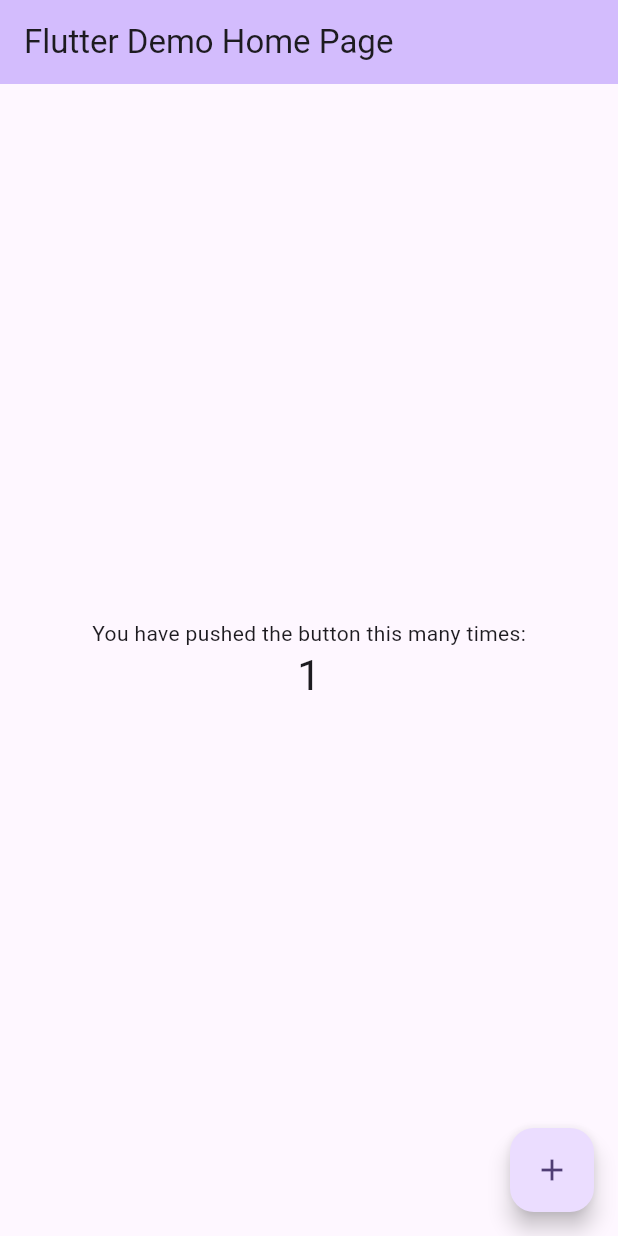
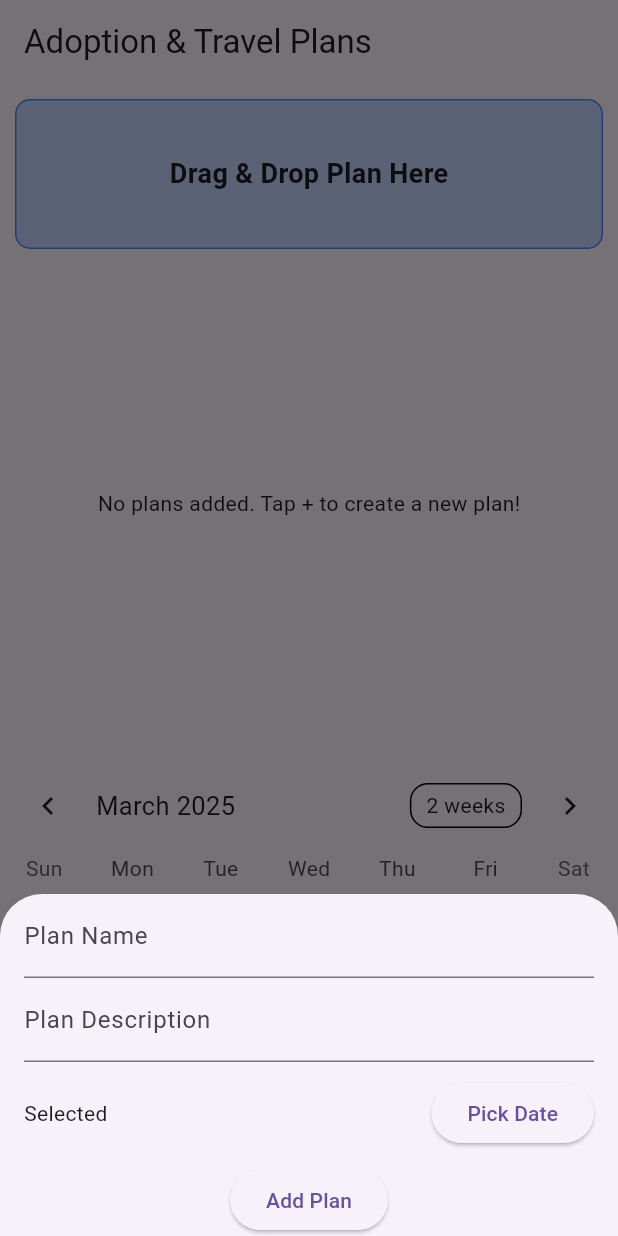
Before and after one commit to Joshika-21/CW04, a Flutter app: the screen it shows after launch, after a tap on the "add" icon, on a phone screen of 412 x 824 dp. Run offline on Flutter 3.47's test engine with Material 3 defaults, Android fonts, the phone set to English and light mode, and no system bars; drawn by our look-alikes of table_calendar.

Commit message:
Created UI and travel adoption site to plan your trips along with dates and save it

```diff
--- a/lib/main.dart
+++ b/lib/main.dart
@@ -1,122 +1,20 @@
 import 'package:flutter/material.dart';
+import 'screens/plan_manager_screen.dart';
 
 void main() {
-  runApp(const MyApp());
+  runApp(AdoptionTravelPlannerApp());
 }
 
-class MyApp extends StatelessWidget {
-  const MyApp({super.key});
-
-  // This widget is the root of your application.
+class AdoptionTravelPlannerApp extends StatelessWidget {
   @override
   Widget build(BuildContext context) {
     return MaterialApp(
-      title: 'Flutter Demo',
-      theme: ThemeData(
-        // This is the theme of your application.
-        //
-        // TRY THIS: Try running your application with "flutter run". You'll see
-        // the application has a purple toolbar. Then, without quitting the app,
-        // try changing the seedColor in the colorScheme below to Colors.green
-        // and then invoke "hot reload" (save your changes or press the "hot
-        // reload" button in a Flutter-supported IDE, or press "r" if you used
-        // the command line to start the app).
-        //
-        // Notice that the counter didn't reset back to zero; the application
-        // state is not lost during the reload. To reset the state, use hot
-        // restart instead.
-        //
-        // This works for code too, not just values: Most code changes can be
-        // tested with just a hot reload.
-        colorScheme: ColorScheme.fromSeed(seedColor: Colors.deepPurple),
+      debugShowCheckedModeBanner: false,
+      title: "Adoption & Travel Planner",
+      theme: ThemeData(primarySwatch: Colors.blue),
+      home: SafeArea(
+        child: PlanManagerScreen(),
       ),
-      home: const MyHomePage(title: 'Flutter Demo Home Page'),
     );
   }
 }
-
-class MyHomePage extends StatefulWidget {
-  const MyHomePage({super.key, required this.title});
-
-  // This widget is the home page of your application. It is stateful, meaning
-  // that it has a State object (defined below) that contains fields that affect
-  // how it looks.
-
-  // This class is the configuration for the state. It holds the values (in this
-  // case the title) provided by the parent (in this case the App widget) and
-  // used by the build method of the State. Fields in a Widget subclass are
-  // always marked "final".
-
-  final String title;
-
-  @override
-  State<MyHomePage> createState() => _MyHomePageState();
-}
-
-class _MyHomePageState extends State<MyHomePage> {
-  int _counter = 0;
-
-  void _incrementCounter() {
-    setState(() {
-      // This call to setState tells the Flutter framework that something has
-      // changed in this State, which causes it to rerun the build method below
-      // so that the display can reflect the updated values. If we changed
-      // _counter without calling setState(), then the build method would not be
-      // called again, and so nothing would appear to happen.
-      _counter++;
-    });
-  }
-
-  @override
-  Widget build(BuildContext context) {
-    // This method is rerun every time setState is called, for instance as done
-    // by the _incrementCounter method above.
-    //
-    // The Flutter framework has been optimized to make rerunning build methods
-    // fast, so that you can just rebuild anything that needs updating rather
-    // than having to individually change instances of widgets.
-    return Scaffold(
-      appBar: AppBar(
-        // TRY THIS: Try changing the color here to a specific color (to
-        // Colors.amber, perhaps?) and trigger a hot reload to see the AppBar
-        // change color while the other colors stay the same.
-        backgroundColor: Theme.of(context).colorScheme.inversePrimary,
-        // Here we take the value from the MyHomePage object that was created by
-        // the App.build method, and use it to set our appbar title.
-        title: Text(widget.title),
-      ),
-      body: Center(
-        // Center is a layout widget. It takes a single child and positions it
-        // in the middle of the parent.
-        child: Column(
-          // Column is also a layout widget. It takes a list of children and
-          // arranges them vertically. By default, it sizes itself to fit its
-          // children horizontally, and tries to be as tall as its parent.
-          //
-          // Column has various properties to control how it sizes itself and
-          // how it positions its children. Here we use mainAxisAlignment to
-          // center the children vertically; the main axis here is the vertical
-          // axis because Columns are vertical (the cross axis would be
-          // horizontal).
-          //
-          // TRY THIS: Invoke "debug painting" (choose the "Toggle Debug Paint"
-          // action in the IDE, or press "p" in the console), to see the
-          // wireframe for each widget.
-          mainAxisAlignment: MainAxisAlignment.center,
-          children: <Widget>[
-            const Text('You have pushed the button this many times:'),
-            Text(
-              '$_counter',
-              style: Theme.of(context).textTheme.headlineMedium,
-            ),
-          ],
-        ),
-      ),
-      floatingActionButton: FloatingActionButton(
-        onPressed: _incrementCounter,
-        tooltip: 'Increment',
-        child: const Icon(Icons.add),
-      ), // This trailing comma makes auto-formatting nicer for build methods.
-    );
-  }
-}
--- /dev/null
+++ b/lib/models/plan.dart
@@ -0,0 +1,13 @@
+class Plan {
+  String name;
+  String description;
+  DateTime date;
+  bool isCompleted;
+
+  Plan({
+    required this.name,
+    required this.description,
+    required this.date,
+    this.isCompleted = false,
+  });
+}
--- /dev/null
+++ b/lib/screens/plan_manager_screen.dart
@@ -0,0 +1,82 @@
+import 'package:flutter/material.dart';
+import '../models/plan.dart';
+import '../widgets/plan_list.dart';
+import '../widgets/create_plan_modal.dart';
+import '../widgets/calendar_widget.dart';
+import '../widgets/drag_target_widget.dart';
+
+class PlanManagerScreen extends StatefulWidget {
+  @override
+  _PlanManagerScreenState createState() => _PlanManagerScreenState();
+}
+
+class _PlanManagerScreenState extends State<PlanManagerScreen> {
+  List<Plan> plans = [];
+
+  void _addPlan(String name, String description, DateTime date) {
+    setState(() {
+      plans.add(Plan(name: name, description: description, date: date));
+    });
+  }
+
+  void _openCreatePlanModal(BuildContext context) {
+    showModalBottomSheet(
+      context: context,
+      isScrollControlled: true,
+      builder: (_) {
+        return CreatePlanModal(addPlan: _addPlan);
+      },
+    );
+  }
+
+  @override
+  Widget build(BuildContext context) {
+    return Scaffold(
+      appBar: AppBar(title: Text("Adoption & Travel Plans")),
+      body: SafeArea(
+        child: Column(
+          children: [
+            DragTargetWidget(onPlanDropped: _addPlan),
+            Expanded(
+              child:
+                  plans.isEmpty
+                      ? Center(
+                        child: Text(
+                          "No plans added. Tap + to create a new plan!",
+                        ),
+                      )
+                      : PlanList(
+                        plans: plans,
+                        toggleCompletion: (index) {
+                          setState(() {
+                            plans[index].isCompleted =
+                                !plans[index].isCompleted;
+                          });
+                        },
+                        updatePlan: (index, newName, newDescription) {
+                          setState(() {
+                            plans[index].name = newName;
+                            plans[index].description = newDescription;
+                          });
+                        },
+                        deletePlan: (index) {
+                          setState(() {
+                            plans.removeAt(index);
+                          });
+                        },
+                      ),
+            ),
+            SizedBox(height: 10),
+            Expanded(
+              child: CalendarWidget(plans: plans),
+            ),
+          ],
+        ),
+      ),
+      floatingActionButton: FloatingActionButton(
+        onPressed: () => _openCreatePlanModal(context),
+        child: Icon(Icons.add),
+      ),
+    );
+  }
+}
--- /dev/null
+++ b/lib/utils/constants.dart
@@ -0,0 +1,6 @@
+import 'package:flutter/material.dart';
+
+const Color primaryColor = Colors.blue;
+const Color completedColor = Colors.green;
+const Color pendingColor = Colors.orange;
+const Color deleteColor = Colors.red;
--- /dev/null
+++ b/lib/widgets/calendar_widget.dart
@@ -0,0 +1,83 @@
+import 'package:flutter/material.dart';
+import 'package:table_calendar/table_calendar.dart';
+import '../models/plan.dart';
+
+class CalendarWidget extends StatefulWidget {
+  final List<Plan> plans;
+
+  CalendarWidget({required this.plans});
+
+  @override
+  _CalendarWidgetState createState() => _CalendarWidgetState();
+}
+
+class _CalendarWidgetState extends State<CalendarWidget> {
+  CalendarFormat _calendarFormat = CalendarFormat.month;
+  DateTime _selectedDate = DateTime.now();
+
+  @override
+  Widget build(BuildContext context) {
+    return Column(
+      children: [
+        TableCalendar(
+          focusedDay: _selectedDate,
+          firstDay: DateTime.utc(2020, 1, 1),
+          lastDay: DateTime.utc(2030, 12, 31),
+          calendarFormat: _calendarFormat,
+          onFormatChanged: (format) {
+            setState(() {
+              _calendarFormat = format;
+            });
+          },
+          onDaySelected: (selectedDay, focusedDay) {
+            setState(() {
+              _selectedDate = selectedDay;
+            });
+          },
+          eventLoader: (day) {
+            return widget.plans
+                .where(
+                  (plan) =>
+                      plan.date.year == day.year &&
+                      plan.date.month == day.month &&
+                      plan.date.day == day.day,
+                )
+                .toList();
+          },
+        ),
+        Expanded(
+          child:
+              widget.plans.isEmpty
+                  ? Center(child: Text("No plans scheduled for this date."))
+                  : ListView(
+                    children:
+                        widget.plans
+                            .where(
+                              (plan) =>
+                                  plan.date.year == _selectedDate.year &&
+                                  plan.date.month == _selectedDate.month &&
+                                  plan.date.day == _selectedDate.day,
+                            )
+                            .map(
+                              (plan) => ListTile(
+                                title: Text(plan.name),
+                                subtitle: Text(plan.description),
+                                trailing:
+                                    plan.isCompleted
+                                        ? Icon(
+                                          Icons.check_circle,
+                                          color: Colors.green,
+                                        )
+                                        : Icon(
+                                          Icons.radio_button_unchecked,
+                                          color: Colors.red,
+                                        ),
+                              ),
+                            )
+                            .toList(),
+                  ),
+        ),
+      ],
+    );
+  }
+}
--- /dev/null
+++ b/lib/widgets/create_plan_modal.dart
@@ -0,0 +1,82 @@
+import 'package:flutter/material.dart';
+
+class CreatePlanModal extends StatefulWidget {
+  final Function(String, String, DateTime) addPlan;
+
+  CreatePlanModal({required this.addPlan});
+
+  @override
+  _CreatePlanModalState createState() => _CreatePlanModalState();
+}
+
+class _CreatePlanModalState extends State<CreatePlanModal> {
+  final _nameController = TextEditingController();
+  final _descController = TextEditingController();
+  DateTime _selectedDate = DateTime.now();
+
+  void _submitData() {
+    final enteredName = _nameController.text;
+    final enteredDesc = _descController.text;
+
+    if (enteredName.isEmpty || enteredDesc.isEmpty) {
+      return;
+    }
+
+    widget.addPlan(enteredName, enteredDesc, _selectedDate);
+    Navigator.of(context).pop();
+  }
+
+  Future<void> _pickDate() async {
+    DateTime? pickedDate = await showDatePicker(
+      context: context,
+      initialDate: _selectedDate,
+      firstDate: DateTime.now(),
+      lastDate: DateTime(2030),
+    );
+
+    if (pickedDate != null) {
+      setState(() {
+        _selectedDate = pickedDate;
+      });
+    }
+  }
+
+  @override
+  Widget build(BuildContext context) {
+    return SingleChildScrollView(
+      child: Padding(
+        padding: EdgeInsets.only(
+          left: 16,
+          right: 16,
+          bottom:
+              MediaQuery.of(
+                context,
+              ).viewInsets.bottom,
+        ),
+        child: Column(
+          mainAxisSize: MainAxisSize.min,
+          children: [
+            TextField(
+              controller: _nameController,
+              decoration: InputDecoration(labelText: "Plan Name"),
+            ),
+            TextField(
+              controller: _descController,
+              decoration: InputDecoration(labelText: "Plan Description"),
+            ),
+            SizedBox(height: 10),
+            Row(
+              mainAxisAlignment: MainAxisAlignment.spaceBetween,
+              children: [
+                Text("Selected Date: ${_selectedDate.toLocal()}".split(' ')[0]),
+                ElevatedButton(onPressed: _pickDate, child: Text("Pick Date")),
+              ],
+            ),
+            SizedBox(height: 10),
+            ElevatedButton(onPressed: _submitData, child: Text("Add Plan")),
+          ],
+        ),
+      ),
+    );
+  }
+}
--- /dev/null
+++ b/lib/widgets/drag_target_widget.dart
@@ -0,0 +1,33 @@
+import 'package:flutter/material.dart';
+
+class DragTargetWidget extends StatelessWidget {
+  final Function(String, String, DateTime) onPlanDropped;
+
+  DragTargetWidget({required this.onPlanDropped});
+
+  @override
+  Widget build(BuildContext context) {
+    return DragTarget<Map<String, dynamic>>(
+      onAccept: (data) {
+        onPlanDropped(data['name'], data['description'], data['date']);
+      },
+      builder: (context, candidateData, rejectedData) {
+        return Container(
+          height: 100,
+          margin: EdgeInsets.all(10),
+          decoration: BoxDecoration(
+            color: Colors.blueAccent.withOpacity(0.3),
+            borderRadius: BorderRadius.circular(10),
+            border: Border.all(color: Colors.blueAccent),
+          ),
+          child: Center(
+            child: Text(
+              "Drag & Drop Plan Here",
+              style: TextStyle(fontSize: 18, fontWeight: FontWeight.bold),
+            ),
+          ),
+        );
+      },
+    );
+  }
+}
--- a/pubspec.yaml
+++ b/pubspec.yaml
@@ -34,6 +34,7 @@ dependencies:
   # The following adds the Cupertino Icons font to your application.
   # Use with the CupertinoIcons class for iOS style icons.
   cupertino_icons: ^1.0.8
+  table_calendar: ^3.0.0
 
 dev_dependencies:
   flutter_test:
```
Also changed, not shown: lib/widgets/plan_item.dart (added, +47 -0 lines), lib/widgets/plan_list.dart (added, +33 -0 lines), pubspec.lock.
